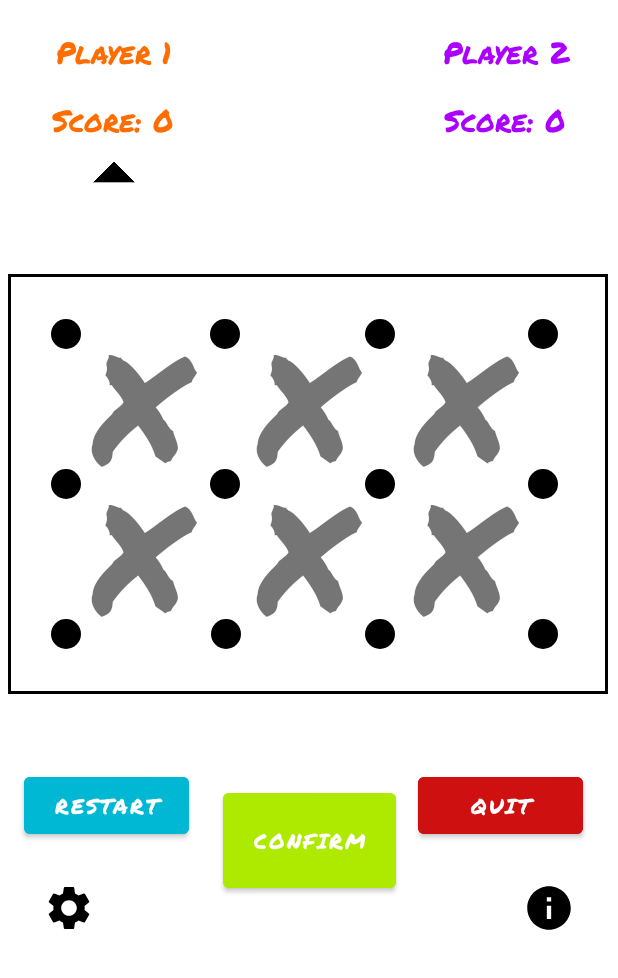
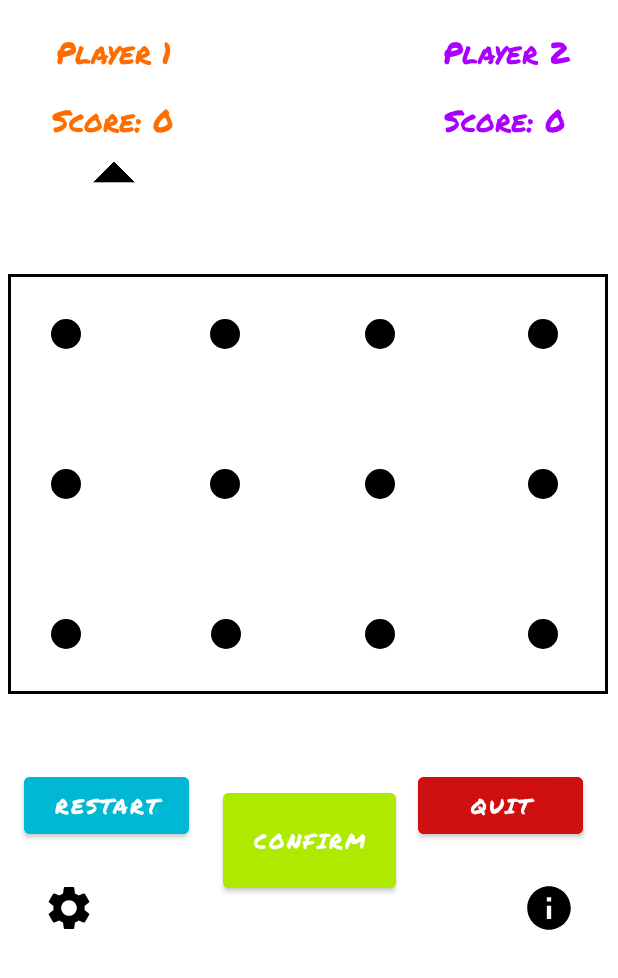
Before and after one commit to 475Group/Box-Battle, an Android app: the MainActivity screen opened directly, with no data from a screen before it, on a phone screen of 412 x 824 dp, the part 258-1236 px from its top. Run offline under Robolectric (Android 15) with nearby library versions, the phone set to English and light mode, and no system bars.

Commit message:
Fixed Some Bugs

```diff
--- a/app/src/main/java/com/example/myapplication/MainActivity.java
+++ b/app/src/main/java/com/example/myapplication/MainActivity.java
@@ -25,7 +25,6 @@
     ArrayList<View> lines = new ArrayList<>();
     ArrayList<TextView> wins = new ArrayList<>();
     int numOfLines;
-
     @Override
     protected void onCreate(Bundle savedInstanceState) {
         super.onCreate(savedInstanceState);
@@ -82,6 +81,7 @@
                                 (dialog, which) -> openStartScreen());
                     }
                     alertDialog.show();
+                    previousLine = null;
                 }
                 else {
                     if(!stillLastPlayerTurn){
@@ -230,6 +230,7 @@
         turn = 0;
         previousLine = null;
         lines.clear();
+        wins.clear();
         player1ScoreValue = 0;
         player2ScoreValue = 0;
         player1Score.setText("Score: " + player1ScoreValue);
@@ -253,7 +254,7 @@
         for (int i = 1; i <= numOfWins; i++)
         {
             TextView x = findViewById(r.getIdentifier("win"+i+"_2x3", "id", name));
-            x.setBackgroundColor(findViewById(R.id.square).getSolidColor());
+            x.setTextColor(findViewById(R.id.square).getSolidColor());
             wins.add(x);
         }
     }
```
